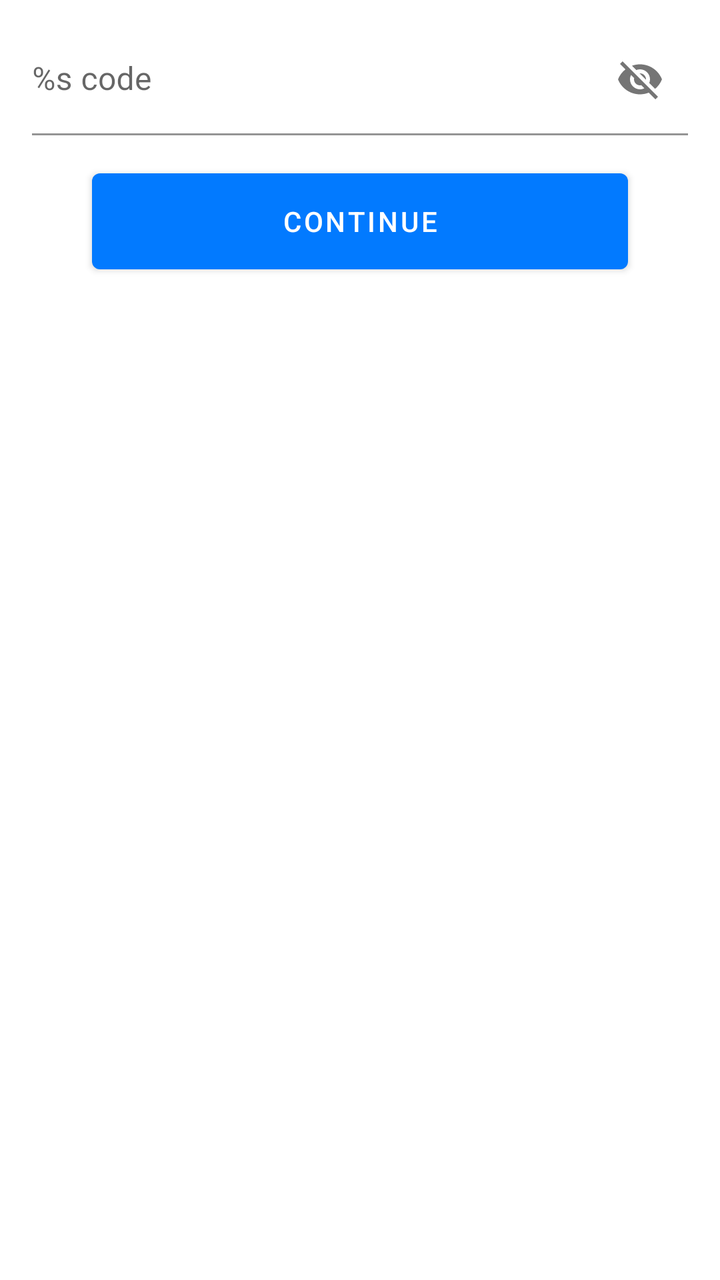
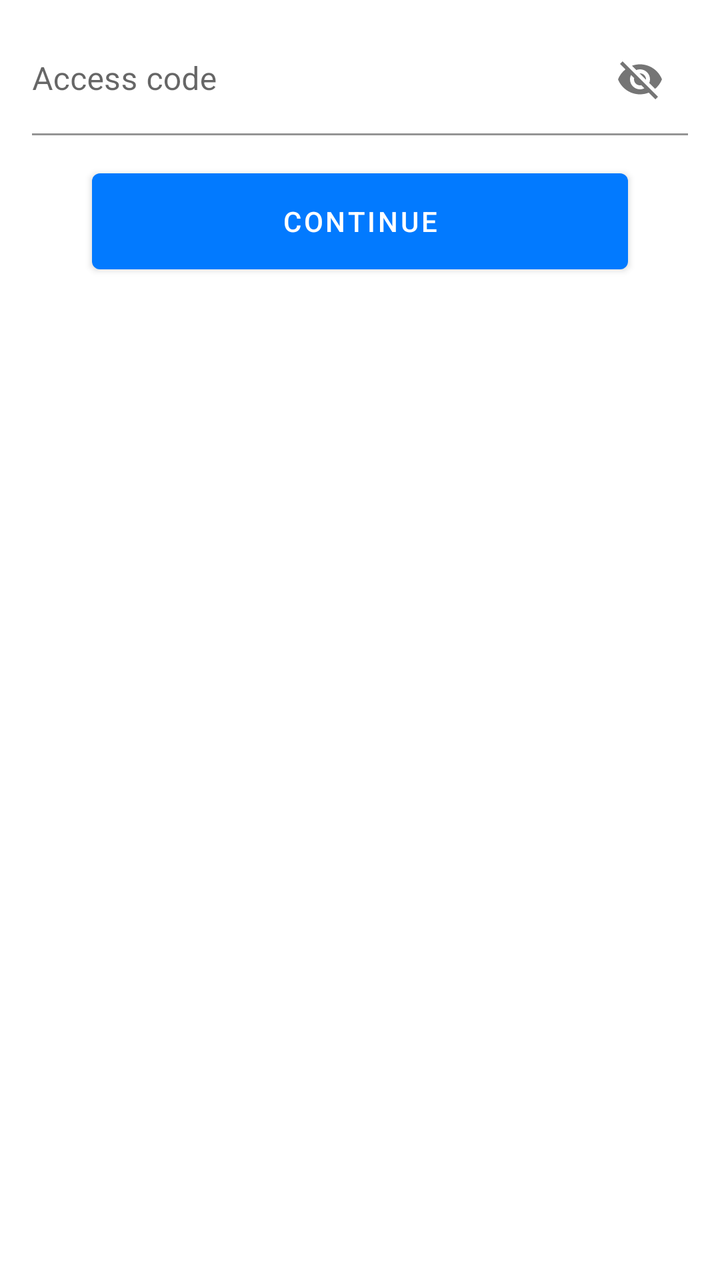

An Android layout rendered at two revisions. The XML below is the earlier revision; the diff shows what the commit changed to produce the second picture.
<!-- AndroidManifest.xml: another module's application theme AppTheme -->
<!-- res/layout/pin_code_enter_layout.xml -->
<?xml version="1.0" encoding="utf-8"?>
<androidx.constraintlayout.widget.ConstraintLayout xmlns:android="http://schemas.android.com/apk/res/android"
    xmlns:app="http://schemas.android.com/apk/res-auto"
    android:id="@+id/csPinCode"
    android:layout_width="match_parent"
    android:layout_height="@dimen/bottom_sheet_top_container_height"
    android:focusable="true"
    android:focusableInTouchMode="true">

    <FrameLayout
        android:id="@+id/flLayout"
        android:layout_width="0dp"
        android:layout_height="wrap_content"
        android:layout_marginTop="12dp"
        android:paddingStart="16dp"
        android:paddingEnd="16dp"
        app:layout_constraintEnd_toEndOf="parent"
        app:layout_constraintStart_toStartOf="parent"
        app:layout_constraintTop_toTopOf="parent">

        <com.google.android.material.textfield.TextInputLayout
            android:id="@+id/tilPinCode"
            android:layout_width="match_parent"
            android:layout_height="wrap_content"
            android:hint="@string/pin_enter_code"
            app:boxBackgroundColor="@android:color/transparent"
            app:errorIconDrawable="@null"
            app:passwordToggleEnabled="true">

            <com.google.android.material.textfield.TextInputEditText
                android:id="@+id/etPinCode"
                android:layout_width="match_parent"
                android:layout_height="match_parent"
                android:paddingStart="0dp"
                android:paddingEnd="0dp" />

        </com.google.android.material.textfield.TextInputLayout>

    </FrameLayout>

    <Button
        android:id="@+id/btnContinue"
        android:layout_width="0dp"
        android:layout_height="wrap_content"
        android:layout_marginStart="46dp"
        android:layout_marginTop="19dp"
        android:layout_marginEnd="46dp"
        android:insetTop="0dp"
        android:insetBottom="0dp"
        android:text="@string/pin_enter_code_continue"
        app:layout_constraintEnd_toEndOf="parent"
        app:layout_constraintStart_toStartOf="parent"
        app:layout_constraintTop_toBottomOf="@+id/flLayout" />

</androidx.constraintlayout.widget.ConstraintLayout>
<!-- resources referenced by this layout -->
<resources>
  <dimen name="bottom_sheet_top_container_height">220dp</dimen>
  <string name="pin_enter_code">%s code</string>
  <string name="pin_enter_code_continue">Continue</string>
  <style name="AppTheme" parent="Theme.MaterialComponents.Light.NoActionBar">
          
          <item name="colorPrimary">@color/colorPrimary</item>
          <item name="colorPrimaryDark">@color/colorPrimaryDark</item>
          <item name="colorAccent">@color/colorAccent</item>
          <item name="android:windowBackground">@android:color/background_light</item>
      </style>
  <color name="colorPrimary">#027aff</color>
  <color name="colorPrimaryDark">#027AFF</color>
  <color name="colorAccent">#027AFF</color>
</resources>

<!-- the commit's change to res/layout/pin_code_enter_layout.xml (unified diff, before → after) -->
@@ -22,7 +22,7 @@
             android:id="@+id/tilPinCode"
             android:layout_width="match_parent"
             android:layout_height="wrap_content"
-            android:hint="@string/pin_enter_code"
+            android:hint="@string/pin1"
             app:boxBackgroundColor="@android:color/transparent"
             app:errorIconDrawable="@null"
             app:passwordToggleEnabled="true">
@@ -47,7 +47,7 @@
         android:layout_marginEnd="46dp"
         android:insetTop="0dp"
         android:insetBottom="0dp"
-        android:text="@string/pin_enter_code_continue"
+        android:text="@string/common_continue"
         app:layout_constraintEnd_toEndOf="parent"
         app:layout_constraintStart_toStartOf="parent"
         app:layout_constraintTop_toBottomOf="@+id/flLayout" />
<!-- resource entries referenced after the edit -->
@@ -1,8 +1,8 @@
 <!-- resources referenced by this layout -->
 <resources>
   <dimen name="bottom_sheet_top_container_height">220dp</dimen>
-  <string name="pin_enter_code">%s code</string>
-  <string name="pin_enter_code_continue">Continue</string>
+  <string name="common_continue">Continue</string>
+  <string name="pin1">Access code</string>
   <style name="AppTheme" parent="Theme.MaterialComponents.Light.NoActionBar">
           
           <item name="colorPrimary">@color/colorPrimary</item>
